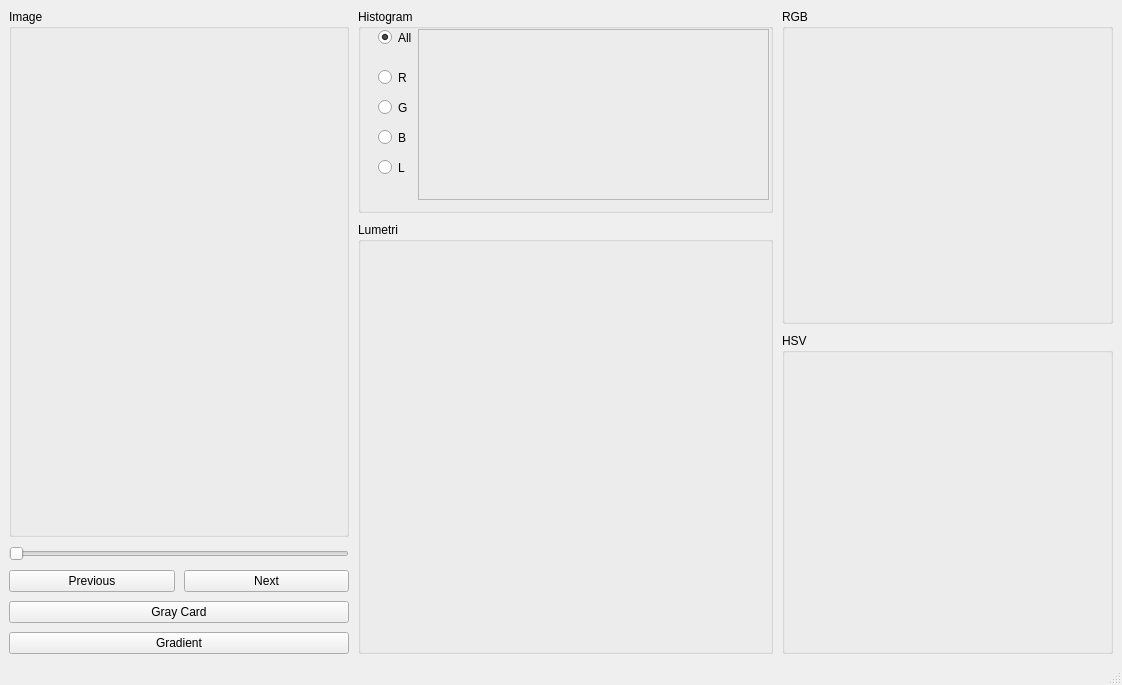
Qt form ImageDecomposer/UI_MainWindow.ui (Amarthgul/VisualizingLUT) before a commit.
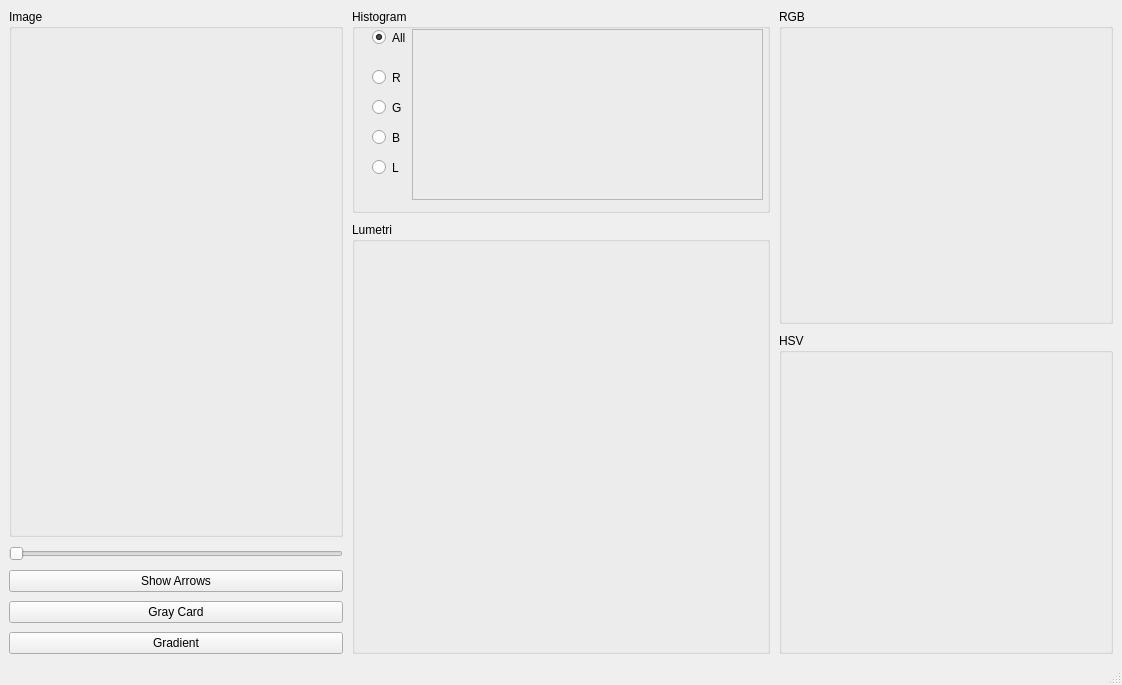
The same form after that commit.

Commit message: Added arrow, new L channel, and slider implementation

What changed in the file:
```diff
--- a/ImageDecomposer/UI_MainWindow.ui
+++ b/ImageDecomposer/UI_MainWindow.ui
@@ -24,13 +24,6 @@
     <property name="spacing">
      <number>9</number>
     </property>
-    <item row="4" column="0">
-     <widget class="QPushButton" name="PreviousImageButton">
-      <property name="text">
-       <string>Previous</string>
-      </property>
-     </widget>
-    </item>
     <item row="5" column="0" colspan="2">
      <widget class="QPushButton" name="GrayCardButton">
       <property name="text">
@@ -45,13 +38,6 @@
       </property>
      </widget>
     </item>
-    <item row="4" column="1">
-     <widget class="QPushButton" name="NextImageButton">
-      <property name="text">
-       <string>Next</string>
-      </property>
-     </widget>
-    </item>
     <item row="6" column="0" colspan="2">
      <widget class="QPushButton" name="GradientButton">
       <property name="text">
@@ -181,6 +167,13 @@
       </property>
      </widget>
     </item>
+    <item row="4" column="0" colspan="2">
+     <widget class="QPushButton" name="ArrowButton">
+      <property name="text">
+       <string>Show Arrows</string>
+      </property>
+     </widget>
+    </item>
    </layout>
   </widget>
   <widget class="QStatusBar" name="statusbar"/>
```
Left out of the diff: 3 changed lines with no effect on the pictures. The commit also changes 34 other files.
